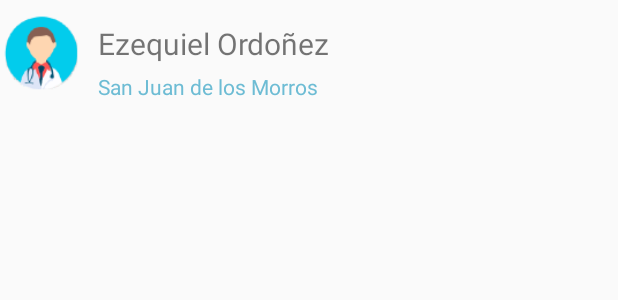
After one commit to crlz09/SkyMedic, an Android app: the layout clinica.xml on its own in the app's theme, with its tools: preview values and no code run, on a phone screen of 412 x 824 dp. The commit adds this screen. Shown: the top 300 px of the screen. Run offline under Robolectric (Android 15) with nearby library versions, the phone set to English and light mode, and no system bars.

Commit message:
Initial commit se añadio clinicas y farmacias. pendiente: -consulta en especialidades con espacios (medicina general, cirugia estetica, etc) -mejorar imagen y formato de layout clinca/farmacia -agregar busqueda desde lupa y filtro en clinica/farmacia -crear layout/modulo "acerca de" #carlosmolina - 20/07/2017

```diff
--- a/app/build.gradle
+++ b/app/build.gradle
@@ -26,6 +26,7 @@ dependencies {
     })
     compile 'com.android.support:appcompat-v7:25.0.1'
     compile 'com.android.support:design:25.0.1'
+    compile 'com.squareup.picasso:picasso:2.5.2'
     testCompile 'junit:junit:4.12'
     compile files('libs/activation.jar')
     compile files('libs/additionnal.jar')
--- /dev/null
+++ b/app/src/main/res/layout/clinica.xml
@@ -0,0 +1,51 @@
+<?xml version="1.0" encoding="utf-8"?>
+<LinearLayout xmlns:android="http://schemas.android.com/apk/res/android"
+    android:id="@+id/idcli"
+    android:layout_width="match_parent"
+    android:layout_height="70dp"
+    android:background="?@android:attr/selectableItemBackground"
+    android:backgroundTint="@android:color/white"
+    android:clickable="true"
+    android:focusable="true"
+    >
+
+    <ImageView
+        android:id="@+id/imacli"
+        android:layout_width="55dp"
+        android:layout_height="55dp"
+        android:layout_marginTop="8dp"
+        android:gravity="center_vertical"
+        android:src="@mipmap/doctor" />
+
+
+    <LinearLayout
+        android:layout_width="wrap_content"
+        android:layout_height="wrap_content"
+        android:layout_marginLeft="10dp"
+        android:layout_weight="1"
+        android:orientation="vertical">
+
+        <TextView
+            android:id="@+id/nomcli"
+            android:layout_width="match_parent"
+            android:layout_height="match_parent"
+            android:layout_marginLeft="0dp"
+            android:layout_weight="9"
+            android:gravity="center_vertical"
+            android:paddingTop="15dp"
+            android:text="Ezequiel Ordoñez"
+            android:textColor="@color/Letras"
+            android:textSize="20sp" />
+
+        <TextView
+            android:id="@+id/ciudadcli"
+            android:layout_width="match_parent"
+            android:layout_height="match_parent"
+            android:layout_marginLeft="0dp"
+            android:gravity="center_vertical"
+            android:text="San Juan de los Morros"
+            android:textColor="@color/descHombre"
+            android:textSize="14sp"
+            android:paddingTop="5dp"/>
+    </LinearLayout>
+</LinearLayout>
```
Also changed, not shown: app/src/main/AndroidManifest.xml (+9 -0 lines), app/src/main/java/mssolutions/skymedic1/MainActivity.java (+4 -5 lines), app/src/main/java/mssolutions/skymedic1/activity_clinica.java (added, +476 -0 lines), app/src/main/res/layout/clinicas.xml (added, +67 -0 lines), app/libs/picasso-2.5.2.jar (added).
